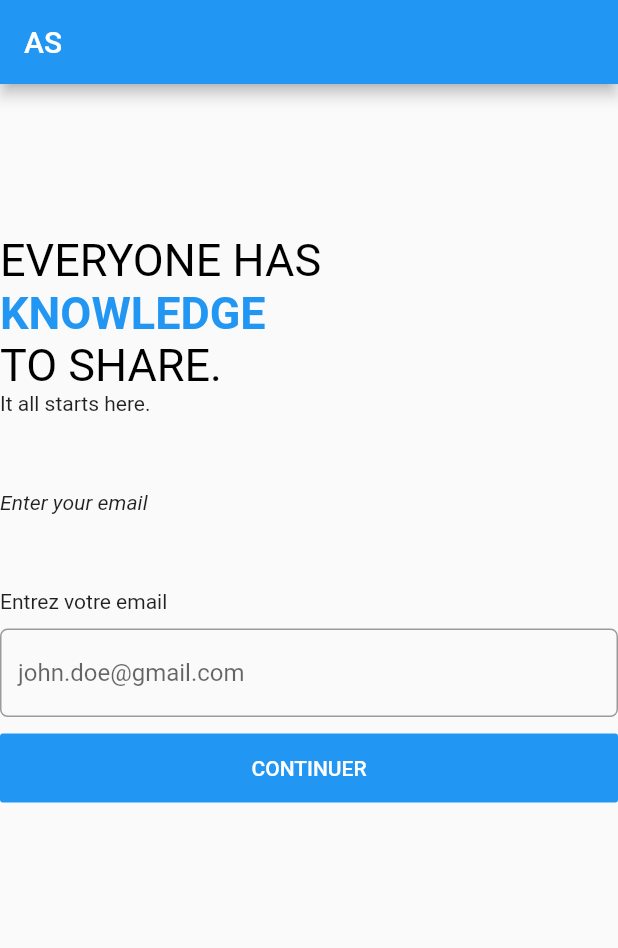
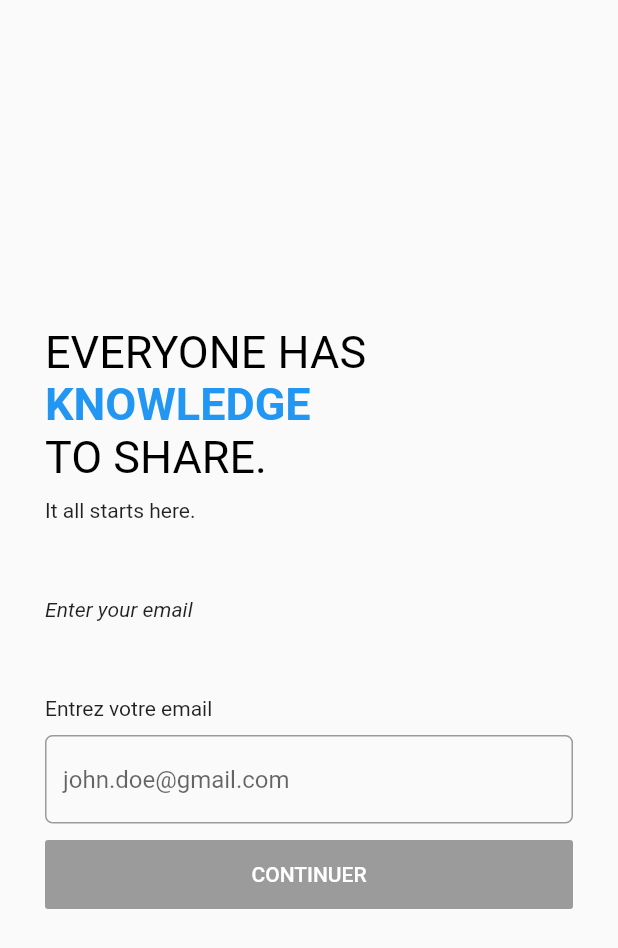
Before and after one commit to CIsmaelJunior/flutter-login-system-with-firebase, a Flutter app: the screen it shows after launch, on a phone screen of 412 x 824 dp. Shown: the top 948 px of the screen. Run offline on Flutter 3.47's test engine with Material 2 defaults, Android fonts, the phone set to English and light mode, and no system bars.

Commit message:
Auth part get email finished

```diff
--- a/lib/main.dart
+++ b/lib/main.dart
@@ -1,5 +1,7 @@
 import 'package:flutter/material.dart';
 import 'package:flutter_learn_projects/screen/guest/Auth.dart';
+import 'package:flutter_learn_projects/screen/guest/Password.dart';
+import 'package:flutter_learn_projects/screen/guest/Term.dart';
 
 void main() => runApp(App());
 
@@ -11,6 +13,8 @@ class App extends StatelessWidget {
     return MaterialApp(
       debugShowCheckedModeBanner: false,
       home: AuthScreen(),
+      // home: TermScreen(),
+      // home: PasswordScreen(),
       theme: ThemeData(
           // primaryColor: Colors.green,
           ),
--- a/lib/screen/guest/Auth.dart
+++ b/lib/screen/guest/Auth.dart
@@ -8,16 +8,19 @@ class AuthScreen extends StatefulWidget {
 }
 
 class _AuthScreenState extends State<AuthScreen> {
+  final GlobalKey<FormState> _formKey = GlobalKey<FormState>();
+  final RegExp emailRegex = RegExp(r"[a-z0-9\._-]+@[a-z0-9\._-]+\.[a-z]+");
+
+  String _email = '';
   @override
   Widget build(BuildContext context) {
     return SafeArea(
         child: Scaffold(
-      appBar: AppBar(title: Text("AS")),
       body: Center(
-        child: Column(crossAxisAlignment: CrossAxisAlignment.start, children: [
-          SizedBox(
-            height: 100.0,
-          ),
+        child: SingleChildScrollView(
+          padding: EdgeInsets.symmetric(horizontal: 30.0),
+          child:
+              Column(crossAxisAlignment: CrossAxisAlignment.start, children: [
             RichText(
               text: TextSpan(
                   text: "Everyone has\n".toUpperCase(),
@@ -30,6 +33,9 @@ class _AuthScreenState extends State<AuthScreen> {
                             fontWeight: FontWeight.bold)),
                     TextSpan(text: "to share.".toUpperCase()),
                   ]),
+            ),
+            SizedBox(
+              height: 10.0,
             ),
             Text("It all starts here."),
             SizedBox(
@@ -45,6 +51,7 @@ class _AuthScreenState extends State<AuthScreen> {
               height: 50.0,
             ),
             Form(
+                key: _formKey,
                 child: Column(
                   crossAxisAlignment: CrossAxisAlignment.stretch,
                   children: [
@@ -53,6 +60,11 @@ class _AuthScreenState extends State<AuthScreen> {
                       height: 10.0,
                     ),
                     TextFormField(
+                      onChanged: (value) => setState(() => _email = value),
+                      validator: (value) =>
+                          value!.isEmpty || !emailRegex.hasMatch(value)
+                              ? 'Please enter a valid email'
+                              : null,
                       decoration: InputDecoration(
                         hintText: "john.doe@gmail.com",
                         border: OutlineInputBorder(
@@ -68,15 +80,22 @@ class _AuthScreenState extends State<AuthScreen> {
                       color: Theme.of(context).primaryColor,
                       elevation: 0,
                       padding: EdgeInsets.symmetric(vertical: 15.0),
-                onPressed: () => print("Send"),
+                      onPressed: emailRegex.hasMatch(_email)
+                          ? () {
+                              if (_formKey.currentState!.validate()) {
+                                print(_email);
+                              }
+                            }
+                          : null,
                       child: Text(
                         "continuer".toUpperCase(),
                         style: TextStyle(color: Colors.white),
                       ),
                     )
                   ],
-          ))
+                )),
           ]),
+        ),
       ),
     ));
   }
```
Also changed, not shown: lib/screen/guest/Password.dart (added, +89 -0 lines), lib/screen/guest/Term.dart (added, +74 -0 lines). Lines whose indentation alone changed are shown as unchanged.
